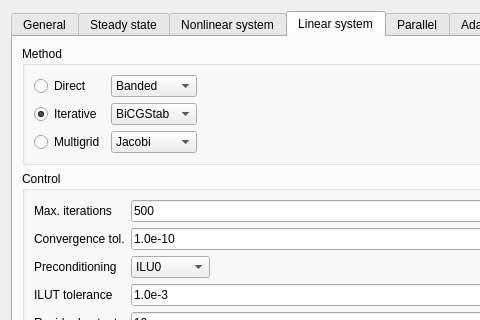
ElmerCSC/elmerfem, file ElmerGUI/Application/forms/solverparameters.ui: the form before one commit; both pictures show x 0 to 480 and y 0 to 320 of the 643 by 546 pixel window.
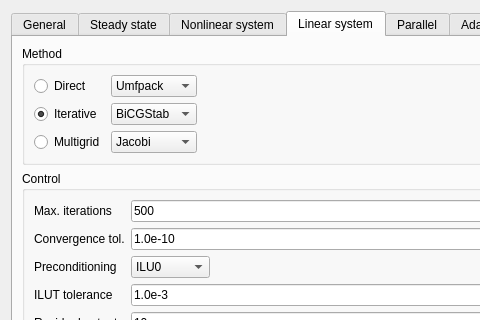
The form after the commit. Icons and pictures are not drawn.

Commit message: Removed the default direct strategy >banded< from the top of the list to make room for Umfpack and MUMPS

Patch:
```diff
--- a/ElmerGUI/Application/forms/solverparameters.ui
+++ b/ElmerGUI/Application/forms/solverparameters.ui
@@ -440,11 +440,6 @@
           </item>
           <item row="0" column="1">
            <widget class="QComboBox" name="linearSystemDirectMethod">
-            <item>
-             <property name="text">
-              <string>Banded</string>
-             </property>
-            </item>
             <item>
              <property name="text">
               <string>Umfpack</string>
```
Left out of the diff: 5 changed lines with no effect on the pictures.
